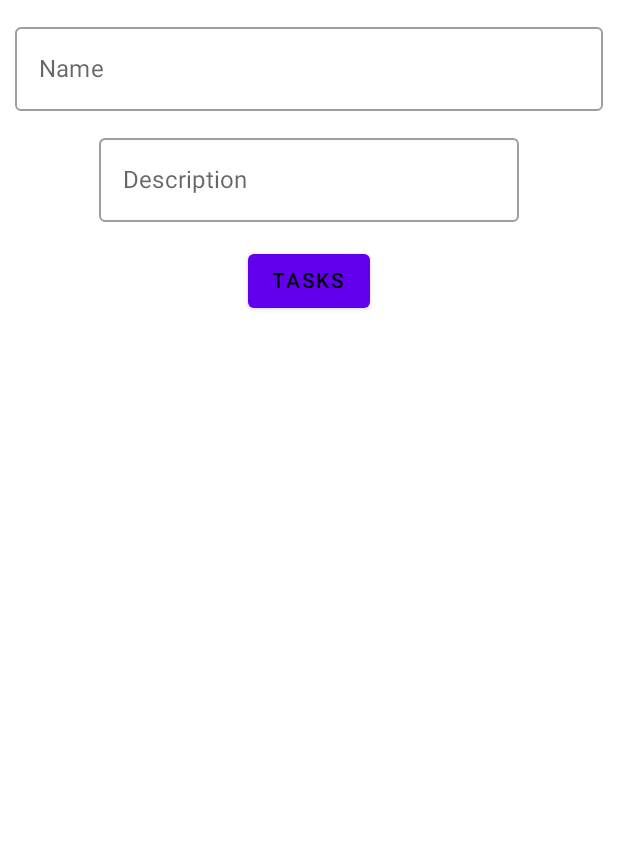
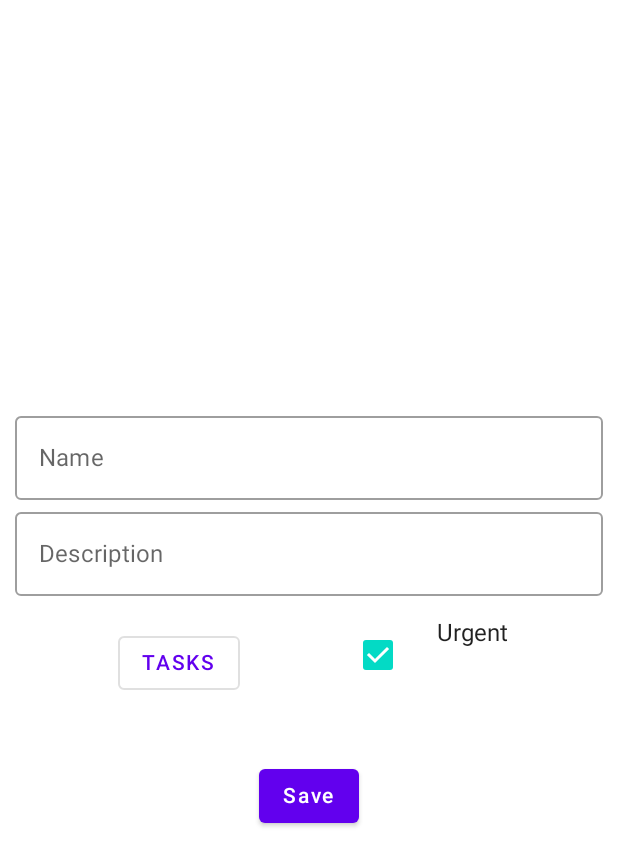
Before and after one commit to GabrielVander/ListPad, an Android app built with Jetpack Compose: the composable CollectionCreation shown on its own in the app's theme, on a phone screen of 412 x 824 dp. Shown: the top 866 px of the screen. Run offline under Robolectric (Android 15) with nearby library versions, the phone set to English and light mode, and no system bars; 2 statements that could not run were skipped.

Commit message:
[ListPad-16] Added more UI elements to the CollectionCreation widget

```diff
--- a/app/src/main/java/vander/gabriel/listpad/presentation/components/CollectionCreation.kt
+++ b/app/src/main/java/vander/gabriel/listpad/presentation/components/CollectionCreation.kt
@@ -1,14 +1,10 @@
 package vander.gabriel.listpad.presentation.components
 
 import androidx.compose.foundation.layout.*
-import androidx.compose.material.Button
-import androidx.compose.material.MaterialTheme
-import androidx.compose.material.OutlinedTextField
-import androidx.compose.material.Text
+import androidx.compose.material.*
 import androidx.compose.runtime.*
 import androidx.compose.ui.Alignment
 import androidx.compose.ui.Modifier
-import androidx.compose.ui.graphics.Color
 import androidx.compose.ui.text.style.TextOverflow
 import androidx.compose.ui.unit.dp
 import vander.gabriel.listpad.domain.entities.CollectionCategory
@@ -30,7 +26,7 @@ fun CollectionCreation() {
             .fillMaxSize()
             .padding(10.dp),
         horizontalAlignment = Alignment.CenterHorizontally,
-        verticalArrangement = Arrangement.spacedBy(10.dp),
+        verticalArrangement = Arrangement.Center,
     ) {
         OutlinedTextField(
             value = "",
@@ -40,9 +36,15 @@ fun CollectionCreation() {
         )
         OutlinedTextField(
             value = "",
+            modifier = Modifier.fillMaxWidth(),
             label = { Text("Description") },
             onValueChange = {},
         )
+        Spacer(modifier = Modifier.height(15.dp))
+        Row(
+            modifier = Modifier.fillMaxWidth(),
+            horizontalArrangement = Arrangement.SpaceEvenly,
+        ) {
             DropdownMenu(
                 colorSelected = MaterialTheme.colors.onSurface,
                 colorBackground = MaterialTheme.colors.primary,
@@ -57,7 +59,7 @@ fun CollectionCreation() {
                     expanded = false
                 }) {
 
-            Button(
+                OutlinedButton(
                     modifier = Modifier.padding(5.dp),
                     onClick = {
                         expanded = true
@@ -65,11 +67,23 @@ fun CollectionCreation() {
                 ) {
                     Text(
                         text = buttonTitle,
-                    color = Color.Black,
                         maxLines = 1,
                         overflow = TextOverflow.Ellipsis
                     )
                 }
             }
+            Row {
+                Checkbox(
+                    checked = true,
+                    onCheckedChange = { }
+                )
+                Spacer(modifier = Modifier.width(15.dp))
+                Text(text = "Urgent")
             }
         }
+        Spacer(modifier = Modifier.height(35.dp))
+        Button(onClick = { /*TODO*/ }) {
+            Text(text = "Save")
+        }
+    }
+}
```
Lines whose indentation alone changed are shown as unchanged.
